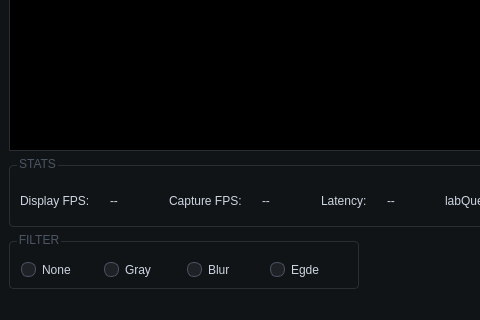
payman-ap/CameraConsole, file forms/mainwindow.ui: the form before one commit; both pictures show x 0 to 480 and y 300 to 620 of the 900 by 620 pixel window.
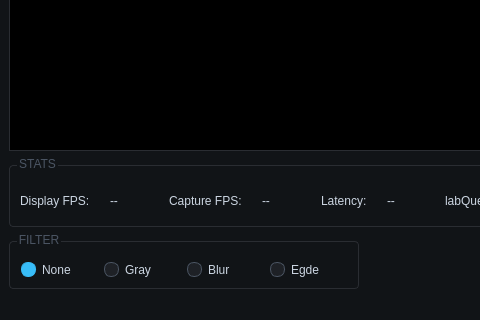
The form after the commit.

Commit message: UI 1st update, radio buttons works + exit button, compiled

The edit to the form file:
```diff
--- a/forms/mainwindow.ui
+++ b/forms/mainwindow.ui
@@ -334,6 +334,9 @@
            <property name="text">
             <string>None</string>
            </property>
+           <property name="checked">
+            <bool>true</bool>
+           </property>
           </widget>
          </item>
          <item>
```
Left out of the diff: 2 changed lines with no effect on the pictures. The commit also changes 2 other files.
